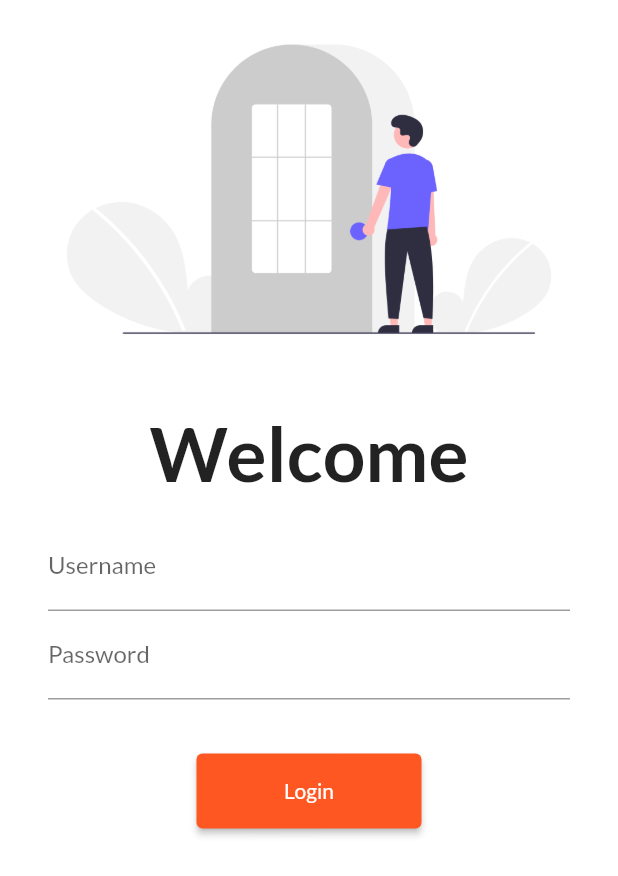
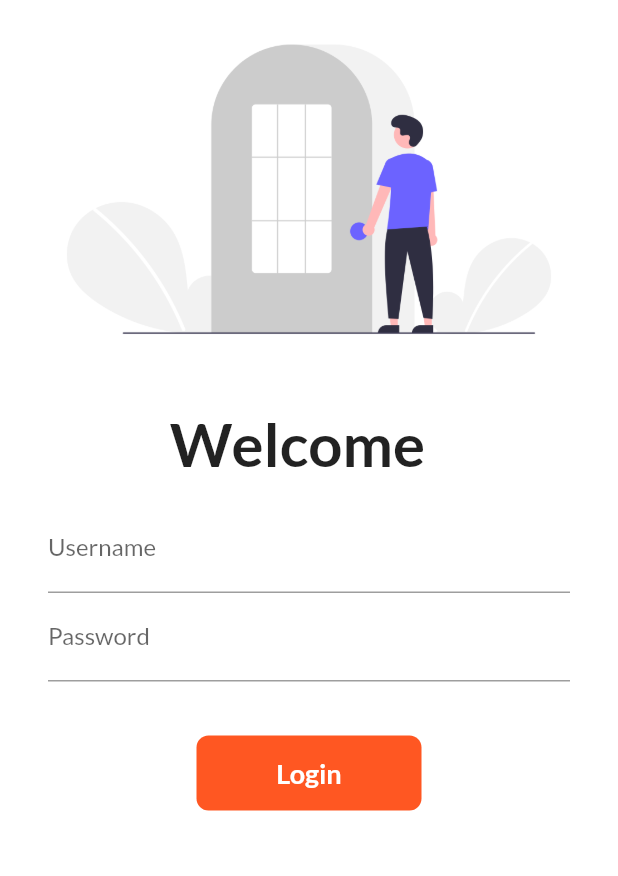
Before and after one commit to avi5079/30DaysOfFlutter, a Flutter app: the screen it shows after launch, on a phone screen of 412 x 824 dp. Shown: the top 876 px of the screen. Run offline on Flutter 3.47's test engine with Material 2 defaults, Android fonts, the phone set to English and light mode, and no system bars; our stand-ins replace google_fonts.

Commit message:
day6 completed

```diff
--- a/lib/pages/login_page.dart
+++ b/lib/pages/login_page.dart
@@ -1,9 +1,16 @@
 import 'package:flutter/material.dart';
 import 'package:flutter_catalog/utils/routes.dart';
 
-class LoginPage extends StatelessWidget {
+class LoginPage extends StatefulWidget {
   const LoginPage({super.key});
 
+  @override
+  State<LoginPage> createState() => _LoginPageState();
+}
+
+class _LoginPageState extends State<LoginPage> {
+  String name = "";
+  bool changeButton = false;
   @override
   Widget build(BuildContext context) {
     return Material(
@@ -18,10 +25,10 @@ class LoginPage extends StatelessWidget {
               const SizedBox(
                 height: 20.0,
               ),
-              const Text(
-                "Welcome",
-                style: TextStyle(
-                  fontSize: 50,
+              Text(
+                "Welcome${name != "" ? ',' : ''}  $name",
+                style: const TextStyle(
+                  fontSize: 40,
                   fontWeight: FontWeight.bold,
                 ),
               ),
@@ -31,6 +38,10 @@ class LoginPage extends StatelessWidget {
                   child: Column(
                     children: [
                       TextFormField(
+                        onChanged: (value) {
+                          name = value;
+                          setState(() {});
+                        },
                         decoration: const InputDecoration(
                             hintText: "Enter Username", labelText: "Username"),
                       ),
@@ -46,12 +57,40 @@ class LoginPage extends StatelessWidget {
               const SizedBox(
                 height: 20.0,
               ),
-              ElevatedButton(
-                  onPressed: () {
+              InkWell(
+                  onTap: () async {
+                    setState(() {
+                      changeButton = !changeButton;
+                    });
+                    await Future.delayed(const Duration(seconds: 1));
+                    // ignore: use_build_context_synchronously
                     Navigator.pushNamed(context, MyRoutes.homeRoute);
                   },
-                  style: TextButton.styleFrom(minimumSize: const Size(150, 50)),
-                  child: const Text("Login"))
+                  child: AnimatedContainer(
+                      duration: const Duration(seconds: 1),
+                      width: changeButton ? 50 : 150,
+                      height: 50,
+                      // color: Colors.deepOrange,
+                      alignment: Alignment.center,
+                      decoration: BoxDecoration(
+                          color: Colors.deepOrange,
+                          // shape: changeButton ? BoxShape.circle : BoxShape.rectangle,
+                          borderRadius:
+                              BorderRadius.circular(changeButton ? 20 : 8)),
+                      // ),
+                      child: !changeButton
+                          ? const Text("Login",
+                              style: TextStyle(
+                                  color: Colors.white,
+                                  fontWeight: FontWeight.bold,
+                                  fontSize: 18))
+                          : const Icon(Icons.done_rounded)))
+              // ElevatedButton(
+              //     onPressed: () {
+              //       Navigator.pushNamed(context, MyRoutes.homeRoute);
+              //     },
+              //     style: TextButton.styleFrom(minimumSize: const Size(150, 50)),
+              //     child: const Text("Login"))
             ],
           ),
         ));
```
